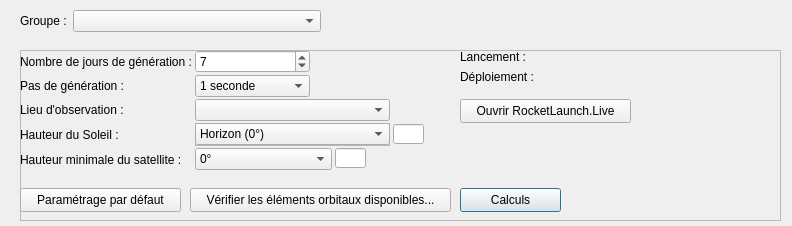
Old version of the form src/interface/onglets/previsions/calculsstarlink.ui in the repository mconsidine/previsat_archive.
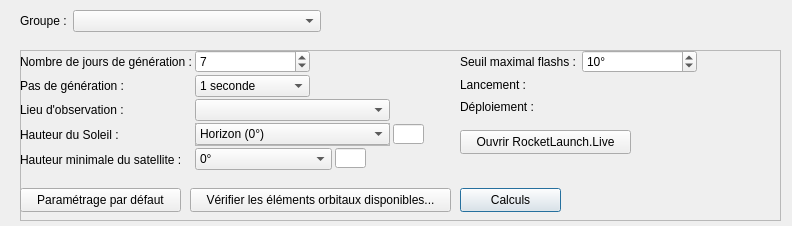
New version of the form.

Commit message: Ajout de l'indication des flashs potentiels des Starlink

Patch:
```diff
--- a/src/interface/onglets/previsions/calculsstarlink.ui
+++ b/src/interface/onglets/previsions/calculsstarlink.ui
@@ -529,12 +529,15 @@
     <property name="geometry">
      <rect>
       <x>440</x>
-      <y>0</y>
+      <y>28</y>
       <width>271</width>
-      <height>41</height>
+      <height>42</height>
      </rect>
     </property>
     <layout class="QFormLayout" name="formLayout_lancement">
+     <property name="verticalSpacing">
+      <number>8</number>
+     </property>
      <item row="0" column="0">
       <widget class="QLabel" name="lbl_lancement">
        <property name="text">
@@ -569,7 +572,7 @@
     <property name="geometry">
      <rect>
       <x>440</x>
-      <y>49</y>
+      <y>80</y>
       <width>171</width>
       <height>24</height>
      </rect>
@@ -591,6 +594,50 @@
      <string>Vérifier les éléments orbitaux disponibles...</string>
     </property>
    </widget>
+   <widget class="QWidget" name="formLayoutWidget_3">
+    <property name="geometry">
+     <rect>
+      <x>440</x>
+      <y>0</y>
+      <width>271</width>
+      <height>24</height>
+     </rect>
+    </property>
+    <layout class="QFormLayout" name="formLayout">
+     <item row="0" column="0">
+      <widget class="QLabel" name="lbl_seuilMaximalFlashsStarlink">
+       <property name="text">
+        <string>Seuil maximal flashs :</string>
+       </property>
+      </widget>
+     </item>
+     <item row="0" column="1">
+      <widget class="QSpinBox" name="seuilMaximalFlashsStarlink">
+       <property name="maximumSize">
+        <size>
+         <width>115</width>
+         <height>16777215</height>
+        </size>
+       </property>
+       <property name="toolTip">
+        <string>Angle maximal en azimut entre le train Starlink et le Soleil</string>
+       </property>
+       <property name="suffix">
+        <string notr="true">°</string>
+       </property>
+       <property name="minimum">
+        <number>1</number>
+       </property>
+       <property name="maximum">
+        <number>20</number>
+       </property>
+       <property name="value">
+        <number>10</number>
+       </property>
+      </widget>
+     </item>
+    </layout>
+   </widget>
   </widget>
  </widget>
  <resources/>
```
Left out of the diff: 402 changed lines with no effect on the pictures. The commit also changes 6 other files.
